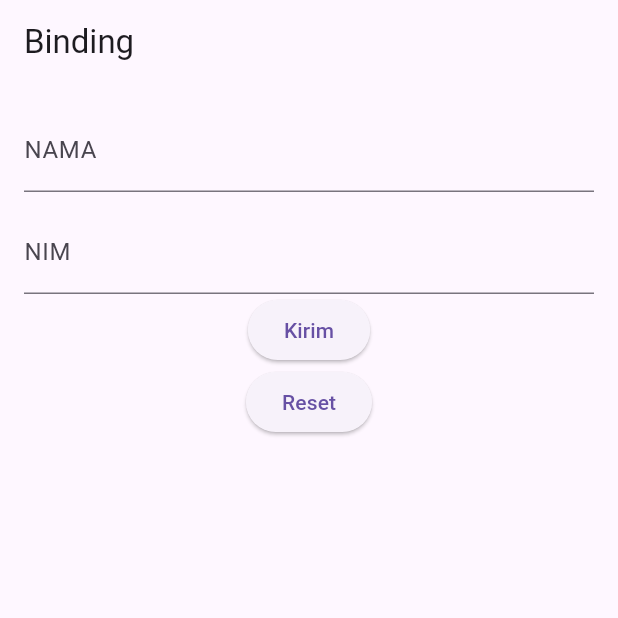
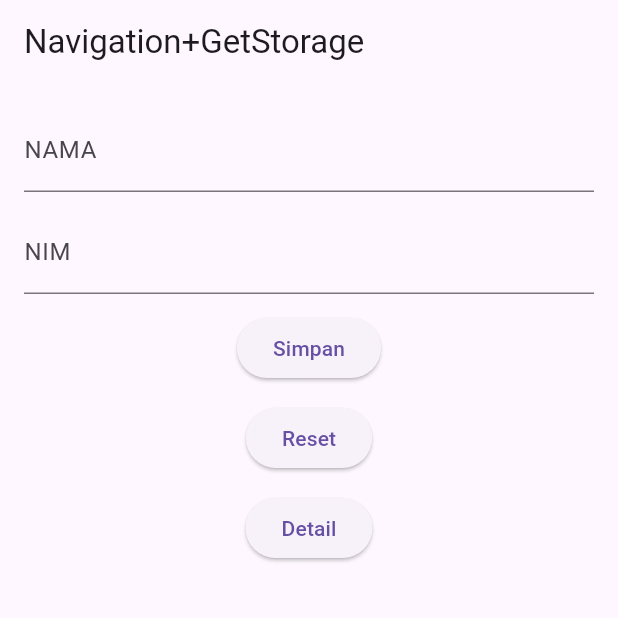
Before and after one commit to rizkyadde23/belajar_flutter, a Flutter app: the screen it shows after launch, after a tap on "Reset", on a phone screen of 412 x 824 dp, the top half of it. Run offline on Flutter 3.47's test engine with Material 3 defaults, Android fonts, the phone set to English and light mode, and no system bars; our stand-ins replace get, get_storage.

Commit message:
Get Storage App

```diff
--- a/lib/main.dart
+++ b/lib/main.dart
@@ -1,13 +1,14 @@
 import 'package:belajar/pages/home.dart';
-import 'package:belajar/pages/home_binding.dart';
+import 'package:belajar/pages/user_controller.dart';
 import 'package:flutter/material.dart';
 import 'package:get/get.dart';
+import 'package:get_storage/get_storage.dart';
 
-
-void main() {
+void main() async {
+  await GetStorage.init();
+  Get.put(UserController()); // inisiasi controller
   runApp(
     GetMaterialApp(
-      initialBinding: HomeBinding(),
       debugShowCheckedModeBanner: false,
       home: HomePage(),
     )
--- a/lib/pages/home.dart
+++ b/lib/pages/home.dart
@@ -1,38 +1,42 @@
+import 'package:belajar/pages/detail.dart';
 import 'package:belajar/pages/user_controller.dart';
 import 'package:flutter/material.dart';
 import 'package:get/get.dart';
 
 class HomePage extends StatelessWidget{
-  const HomePage ({super.key});
-
+  HomePage ({super.key});
+  final dataController = Get.find<UserController>();
   @override
   Widget build(BuildContext context) {
-    final controller = Get.find<Controller>();
     return Scaffold(
-      appBar: AppBar(title: Text("Binding"),),
+      appBar: AppBar(title: Text("Navigation+GetStorage"),),
       body: Padding(padding: EdgeInsets.all(16),
       child: Column(
         children: [
-            TextField(
-            controller: controller.namaController,
-            decoration: InputDecoration(label: Text("NAMA")),
+          TextField(
+            controller: dataController.namaController,
+            decoration: InputDecoration(labelText: "NAMA"),
           ),
           const SizedBox(height: 12,),
-            TextField(
-            controller: controller.nimController,
-            decoration: InputDecoration(label: Text("NIM")),
+          TextField(
+            controller: dataController.nimController,
+            decoration: InputDecoration(labelText: "NIM"),
           ),
-          ElevatedButton(onPressed: (){
-            controller.kirim();
-          }, child: Text("Kirim")),
-          ElevatedButton(onPressed: (){
-            controller.reset();
-          }, child: Text("Reset"))
+          const SizedBox(height: 12,),
+          ElevatedButton(
+          onPressed: dataController.simpan,
+          child: Text("Simpan")),
+          const SizedBox(height: 12,),
+          ElevatedButton(
+          onPressed: dataController.reset,
+          child: Text("Reset")),
+          const SizedBox(height: 12,),
+          ElevatedButton(
+          onPressed: (){Get.to(()=>DetailPage());},
+          child: Text("Detail")),
         ],
       ),
-      )
+      ),
     );
-
   }
-
 }
--- a/lib/pages/home_binding.dart
+++ /dev/null
@@ -1,9 +0,0 @@
-import 'package:get/get.dart';
-import 'user_controller.dart';
-
-class HomeBinding extends Bindings{
-@override
-  void dependencies() {
-    Get.lazyPut<Controller>(()=>Controller());
-  }
-}
--- a/lib/pages/user_controller.dart
+++ b/lib/pages/user_controller.dart
@@ -1,43 +1,50 @@
-import 'package:flutter/cupertino.dart';
+import 'package:flutter/widgets.dart';
 import 'package:get/get.dart';
+import 'package:get_storage/get_storage.dart';
 
-class Controller extends GetxController {
+class UserController extends GetxController{
   final namaController = TextEditingController();
   final nimController = TextEditingController();
-  var nama = ''.obs;
-  var nim = ''.obs;
+  final box = GetStorage();
+  var daftar = <Map<String,String>>[].obs;
 
   @override
-  void onInit() {
+  void onInit(){
     super.onInit();
-    namaController.addListener((){
-      nama.value = namaController.text;
-    });
-    nimController.addListener((){
-      nim.value = nimController.text;
-    });
+    List stored = box.read('mahasiswa')??[];
+    daftar.value = List<Map<String, String>>.from(stored);
   }
 
-  void kirim(){
-    if (nama.value.isNotEmpty && nim.value.isNotEmpty) {
-      Get.snackbar("input", "Nama : ${namaController.text} (${nimController.text})");
+  void simpan(){
+    final nama = namaController.text;
+    final nim = nimController.text;
+
+    if (namaController.text.isNotEmpty & nimController.text.isNotEmpty) {
+      final newData = {'nama' : nama, 'nim': nim};
+      daftar.add(newData);
+      box.write('mahasiswa', daftar);
       namaController.clear();
       nimController.clear();
+      Get.snackbar("Berhasil", "Data Telah Disimpan");
+    } else {
+      Get.snackbar("Peringatan", "Field Tidak Boleh Kosong");
     }
   }
 
+  void hapus(int index){
+    daftar.removeAt(index);
+    box.write('mahasiswa', daftar);
+  }
+
   void reset(){
-    nama.value ='';
-    nim.value ='';
     namaController.clear();
     nimController.clear();
   }
 
   @override
-  void onClose() {
+  void onClose(){
     namaController.dispose();
     nimController.dispose();
     super.onClose();
   }
-
 }
--- a/pubspec.yaml
+++ b/pubspec.yaml
@@ -14,6 +14,7 @@ dependencies:
   provider: ^6.1.5
   flutter_riverpod: ^2.6.1
   get: ^4.7.2
+  get_storage: ^2.1.1
 
 dev_dependencies:
   flutter_test:
```
Also changed, not shown: lib/pages/detail.dart (added, +33 -0 lines), pubspec.lock, 1 other file.
